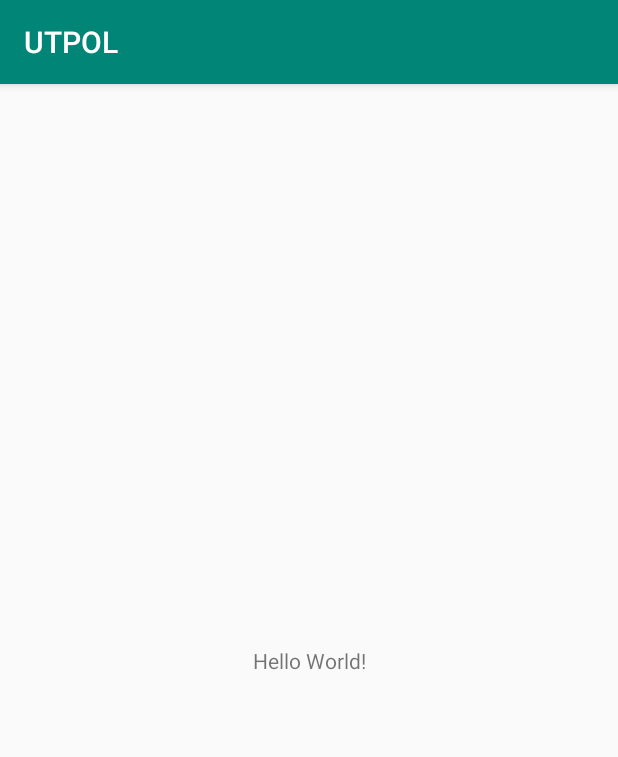
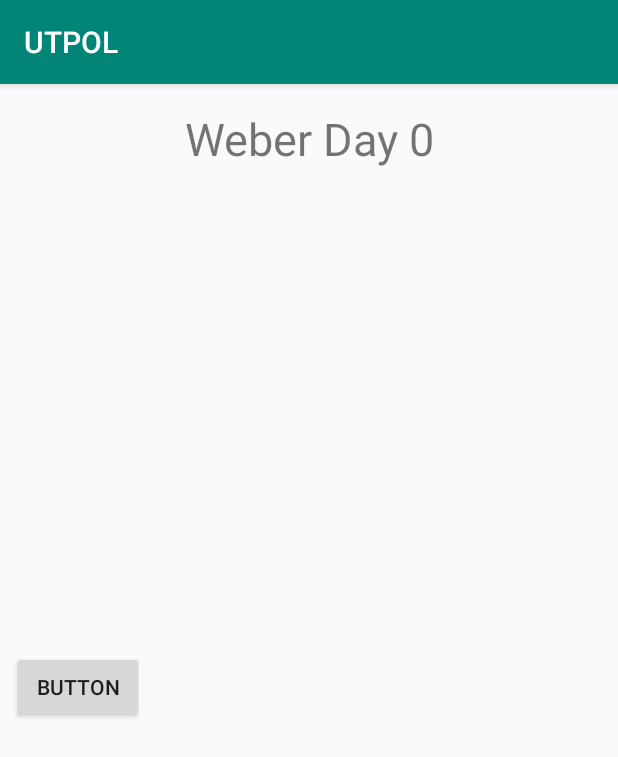
Before and after one commit to kolowich/CS246-Project, an Android app: the screen it shows after launch (MainActivity), on a phone screen of 412 x 824 dp. Shown: the top 757 px of the screen. Run offline under Robolectric (Android 15) with nearby library versions, the phone set to English and light mode, and no system bars; libraries missing offline, so code that uses them is left out: com.parse; 3 statements that could not run were skipped.

Commit message:
Work on HomeScreen

```diff
--- a/app/src/main/java/com/utpol/utpol/BillDetail.java
+++ b/app/src/main/java/com/utpol/utpol/BillDetail.java
@@ -1,4 +1,6 @@
 package com.utpol.utpol;
+
+import com.parse.ParseObject;
 
 import java.util.Map;
 
@@ -15,6 +17,10 @@ public class BillDetail implements DetailView {
     private Map<String, Vote> vote;
 
     public BillDetail(){
+    }
+
+    public BillDetail(ParseObject in) {
+
     }
 
     public void pullAdditionalDetail(){
--- a/app/src/main/java/com/utpol/utpol/HomeScreen.java
+++ b/app/src/main/java/com/utpol/utpol/HomeScreen.java
@@ -1,11 +1,18 @@
 package com.utpol.utpol;
 
 import android.content.Context;
+import android.graphics.Canvas;
+import android.support.constraint.ConstraintLayout;
 import android.view.View;
+
+import com.parse.FindCallback;
+import com.parse.ParseException;
+import com.parse.ParseObject;
+import com.parse.ParseQuery;
 
 import java.util.List;
 
-public class HomeScreen extends View {
+public class HomeScreen extends ConstraintLayout {
 
     private List<String> messages;
     private int date;
@@ -16,6 +23,21 @@ public class HomeScreen extends View {
 
     public HomeScreen(Context context) {
         super(context);
+
+        //pull the ads from the server
+        ParseQuery<ParseObject> query = ParseQuery.getQuery("Ad");
+        query.findInBackground(new FindCallback<ParseObject>() {
+            @Override
+            public void done(List<ParseObject> objects, ParseException e) {
+                if(e == null) {
+                    for(ParseObject i: objects) {
+                        messages.add(i.getString("Graphic"));
+                    }
+                } else {
+                    e.printStackTrace();
+                }
+            }
+        });
 
         //Create Bill, Contact, and Committee over to the side.
         bills = new BillList();
--- a/app/src/main/java/com/utpol/utpol/MainActivity.java
+++ b/app/src/main/java/com/utpol/utpol/MainActivity.java
@@ -30,14 +30,15 @@ public class MainActivity extends AppCompatActivity {
                 .clientKey(null)
                 .server("https://utpol.herokuapp.com/parse/")
                 .build());
+        login();
     }
 
-    public void login(View view) {
+    public void login() {
 
         Login login = new Login();
 
         if(PROTOTYPE) {
-            setContentView(home);
+            setContentView(R.layout.home_screen);
         }
         else {
             login.setUsername(""); //put the editText's string here
--- a/app/src/main/res/layout/home_screen.xml
+++ b/app/src/main/res/layout/home_screen.xml
@@ -1,8 +1,55 @@
 <?xml version="1.0" encoding="utf-8"?>
-<view
-    xmlns:android="http://schemas.android.com/apk/res/android" android:layout_width="match_parent"
-    class="com.utpol.utpol.HomeScreen"
-    android:elevation = "4dp"
+<android.support.constraint.ConstraintLayout
+    xmlns:android="http://schemas.android.com/apk/res/android"
+    xmlns:app="http://schemas.android.com/apk/res-auto"
+    xmlns:tools="http://schemas.android.com/tools"
+    android:layout_width="match_parent"
     android:layout_height="match_parent">
 
-</view>
+    <TextView
+        android:id="@+id/textView"
+        android:layout_width="0dp"
+        android:layout_height="wrap_content"
+        android:layout_marginStart="16dp"
+        android:layout_marginTop="16dp"
+        android:layout_marginEnd="16dp"
+        android:text="@string/locationDay"
+        android:textAlignment="center"
+        android:textSize="30sp"
+        app:layout_constraintEnd_toEndOf="parent"
+        app:layout_constraintStart_toStartOf="parent"
+        app:layout_constraintTop_toTopOf="parent"
+        tools:text="@string/locationDay" />
+
+    <ScrollView
+        android:id="@+id/scrollView2"
+        android:layout_width="368dp"
+        android:layout_height="399dp"
+        android:layout_marginStart="8dp"
+        android:layout_marginTop="8dp"
+        android:layout_marginEnd="8dp"
+        android:layout_marginBottom="8dp"
+        app:layout_constraintBottom_toBottomOf="parent"
+        app:layout_constraintEnd_toEndOf="parent"
+        app:layout_constraintHorizontal_bias="0.0"
+        app:layout_constraintStart_toStartOf="parent"
+        app:layout_constraintTop_toBottomOf="@+id/textView"
+        app:layout_constraintVertical_bias="1.0">
+
+        <LinearLayout
+            android:layout_width="match_parent"
+            android:layout_height="wrap_content"
+            android:orientation="vertical" >
+
+            <Button
+                android:id="@+id/button"
+                android:layout_width="wrap_content"
+                android:layout_height="wrap_content"
+                android:layout_marginTop="17dp"
+                android:text="Button"
+                app:layout_constraintTop_toBottomOf="@+id/scrollView2"
+                tools:layout_editor_absoluteX="148dp" />
+        </LinearLayout>
+    </ScrollView>
+
+</android.support.constraint.ConstraintLayout>
--- a/app/src/main/res/values/strings.xml
+++ b/app/src/main/res/values/strings.xml
@@ -1,3 +1,4 @@
 <resources>
     <string name="app_name">UTPOL</string>
+    <string name="locationDay">Weber Day 0</string>
 </resources>
```
